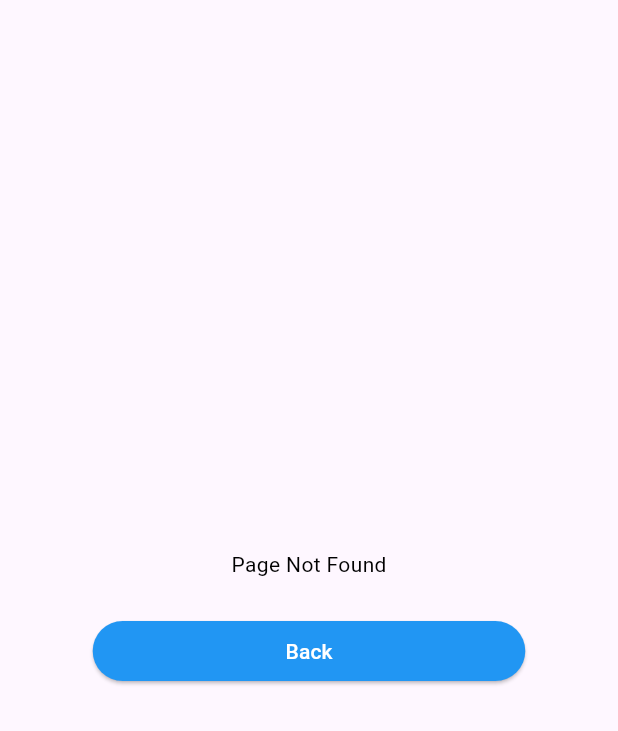
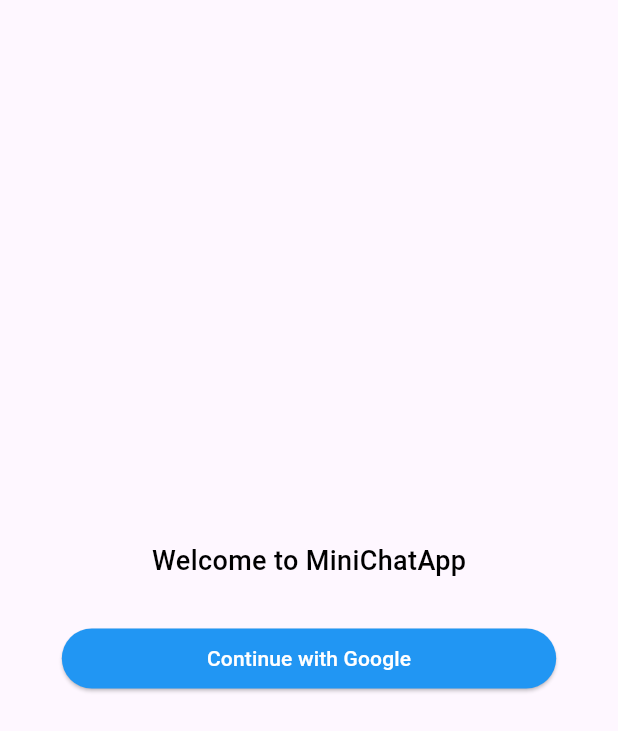
Before and after one commit to devresaja/technical-arkit, a Flutter app: the screen it shows after launch, on a phone screen of 412 x 824 dp. Shown: the top 731 px of the screen. Run offline on Flutter 3.47's test engine with Material 3 defaults, Android fonts, the phone set to English and light mode, and no system bars; our stand-ins replace bloc, cloud_firestore, dio, either_dart, firebase_auth, firebase_core and 7 more; accounts and stored records are empty.

Commit message:
feat: add login screen

```diff
--- a/lib/core/routes/route.dart
+++ b/lib/core/routes/route.dart
@@ -2,6 +2,8 @@ import 'dart:developer';
 
 import 'package:flutter/material.dart';
 import 'package:technical_artkit/core/error/not_found_screen.dart';
+import 'package:technical_artkit/modules/auth/screen/login_screen.dart';
+import 'package:technical_artkit/modules/home/screen/home_screen.dart';
 
 class RouteConfig {
   static String routeName = '';
@@ -12,6 +14,12 @@ class RouteConfig {
     routeName = settings.name!;
 
     switch (settings.name) {
+      case LoginScreen.path:
+        return goTo(const LoginScreen());
+
+      case HomeScreen.path:
+        return goTo(const HomeScreen());
+
       default:
         return goTo(const NotFoundScreen());
     }
--- a/lib/main.dart
+++ b/lib/main.dart
@@ -4,6 +4,7 @@ import 'package:flutter/material.dart';
 import 'package:technical_artkit/core/theme/app_color.dart';
 import 'package:technical_artkit/core/routes/route.dart';
 import 'package:technical_artkit/firebase_options.dart';
+import 'package:technical_artkit/modules/auth/screen/login_screen.dart';
 import 'package:technical_artkit/utils/navigator_key.dart';
 
 Future<void> main() async {
@@ -22,12 +23,12 @@ class MyApp extends StatelessWidget {
   Widget build(BuildContext context) {
     return MaterialApp(
       debugShowCheckedModeBanner: kDebugMode,
-      title: 'Technical Artkit',
+      title: 'MiniChatApp',
       navigatorKey: navigatorKey,
       builder:
           (context, child) =>
               SafeArea(top: false, right: false, left: false, child: child!),
-      initialRoute: '/',
+      initialRoute: LoginScreen.path,
       onGenerateRoute: RouteConfig.generateRoute,
     );
   }
--- /dev/null
+++ b/lib/modules/auth/bloc/auth_event.dart
@@ -0,0 +1,8 @@
+part of 'auth_bloc.dart';
+
+@immutable
+sealed class AuthEvent {}
+
+class LoginByGoogleEvent extends AuthEvent {}
+
+class LogoutEvent extends AuthEvent {}
--- /dev/null
+++ b/lib/modules/auth/bloc/auth_state.dart
@@ -0,0 +1,30 @@
+part of 'auth_bloc.dart';
+
+@immutable
+sealed class AuthState {}
+
+final class AuthInitial extends AuthState {}
+
+final class LoginByGoogleLoadingState extends AuthState {}
+
+final class LoginByGoogleLoadedState extends AuthState {
+  final UserData userData;
+
+  LoginByGoogleLoadedState({required this.userData});
+}
+
+final class LoginByGoogleFailedState extends AuthState {
+  final String message;
+
+  LoginByGoogleFailedState(this.message);
+}
+
+final class LogoutLoadingState extends AuthState {}
+
+final class LogoutLoadedState extends AuthState {}
+
+final class LogoutFailedState extends AuthState {
+  final String message;
+
+  LogoutFailedState(this.message);
+}
--- /dev/null
+++ b/lib/modules/auth/screen/login_screen.dart
@@ -0,0 +1,66 @@
+import 'package:flutter/material.dart';
+import 'package:flutter_bloc/flutter_bloc.dart';
+import 'package:technical_artkit/constant/divider.dart';
+import 'package:technical_artkit/modules/auth/bloc/auth_bloc.dart';
+import 'package:technical_artkit/modules/home/screen/home_screen.dart';
+import 'package:technical_artkit/utils/view_utils.dart';
+import 'package:technical_artkit/widget/button/custom_button.dart';
+import 'package:technical_artkit/widget/text/text_widget.dart';
+
+class LoginScreen extends StatefulWidget {
+  const LoginScreen({super.key});
+
+  static const String path = '/login';
+
+  @override
+  State<LoginScreen> createState() => _LoginScreenState();
+}
+
+class _LoginScreenState extends State<LoginScreen> {
+  final _authBloc = AuthBloc();
+
+  @override
+  Widget build(BuildContext context) {
+    return Scaffold(
+      body: Center(
+        child: Column(
+          mainAxisAlignment: MainAxisAlignment.center,
+          children: [
+            TextWidget(
+              'Welcome to MiniChatApp',
+              fontSize: 18,
+              weight: FontWeight.w500,
+            ),
+            divide28,
+            BlocProvider(
+              create: (context) => _authBloc,
+              child: BlocConsumer<AuthBloc, AuthState>(
+                listener: (context, state) {
+                  if (state is LoginByGoogleLoadedState) {
+                    Navigator.pushNamedAndRemoveUntil(
+                      context,
+                      HomeScreen.path,
+                      (route) => false,
+                    );
+                  } else if (state is LoginByGoogleFailedState) {
+                    showCustomSnackBar(state.message);
+                  }
+                },
+                builder: (context, state) {
+                  return CustomButton(
+                    isLoading: state is LoginByGoogleLoadingState,
+                    text: 'Continue with Google',
+                    width: MediaQuery.of(context).size.width * 0.8,
+                    onTap: () {
+                      _authBloc.add(LoginByGoogleEvent());
+                    },
+                  );
+                },
+              ),
+            ),
+          ],
+        ),
+      ),
+    );
+  }
+}
--- /dev/null
+++ b/lib/shared/model/user_data.dart
@@ -0,0 +1,46 @@
+class UserData {
+  final String? userId;
+  final String name;
+  final String email;
+  final String? avatar;
+
+  UserData({
+    required this.userId,
+    required this.name,
+    required this.email,
+    required this.avatar,
+  });
+
+  Map<String, dynamic> toJson() {
+    return <String, dynamic>{
+      'user_id': userId,
+      'name': name,
+      'email': email,
+      'avatar': avatar,
+    };
+  }
+
+  factory UserData.fromJson(Map<String, dynamic> map) {
+    return UserData(
+      userId: map['user_id'] as String?,
+      name: map['name'] as String,
+      email: map['email'] as String,
+      avatar: map['avatar'] as String?,
+    );
+  }
+
+  @override
+  bool operator ==(covariant UserData other) {
+    if (identical(this, other)) return true;
+
+    return other.userId == userId &&
+        other.name == name &&
+        other.email == email &&
+        other.avatar == avatar;
+  }
+
+  @override
+  int get hashCode {
+    return userId.hashCode ^ name.hashCode ^ email.hashCode ^ avatar.hashCode;
+  }
+}
--- a/lib/utils/view_utils.dart
+++ b/lib/utils/view_utils.dart
@@ -17,14 +17,14 @@ SystemUiOverlayStyle systemUiOverlayStyleDark = const SystemUiOverlayStyle(
   statusBarIconBrightness: Brightness.dark,
 );
 
-Widget loading({double? size}) {
+Widget loading({double? size, Color? color}) {
   return Center(
     child: SizedBox(
       height: size,
       width: size,
       child: CircularProgressIndicator.adaptive(
         backgroundColor: Colors.transparent,
-        valueColor: AlwaysStoppedAnimation(AppColor.primary),
+        valueColor: AlwaysStoppedAnimation(color ?? AppColor.primary),
         strokeWidth: 3,
       ),
     ),
--- a/lib/widget/button/custom_button.dart
+++ b/lib/widget/button/custom_button.dart
@@ -37,7 +37,8 @@ class CustomButton extends StatelessWidget {
         onPressed: onTap,
         style: ElevatedButton.styleFrom(
           padding: const EdgeInsets.symmetric(vertical: 10),
-          backgroundColor: color ?? AppColor.primary,
+          backgroundColor:
+              isLoading ? Colors.grey.shade400 : color ?? AppColor.primary,
           side: BorderSide(color: borderColor ?? Colors.transparent),
           shape: RoundedRectangleBorder(
             borderRadius: BorderRadius.circular(borderRadius),
--- a/pubspec.yaml
+++ b/pubspec.yaml
@@ -47,6 +47,8 @@ dependencies:
   internet_connection_checker_plus: ^2.7.2
   shared_preferences: ^2.5.3
   firebase_messaging: ^15.2.5
+  meta: ^1.16.0
+  bloc: ^9.0.0
 
 dev_dependencies:
   flutter_test:
```
Also changed, not shown: lib/modules/auth/bloc/auth_bloc.dart (added, +62 -0 lines), lib/modules/auth/data/auth_api.dart (added, +70 -0 lines), lib/modules/home/screen/home_screen.dart (added, +17 -0 lines), lib/services/local_storage_service.dart (+15 -14 lines), pubspec.lock, 1 other file.
